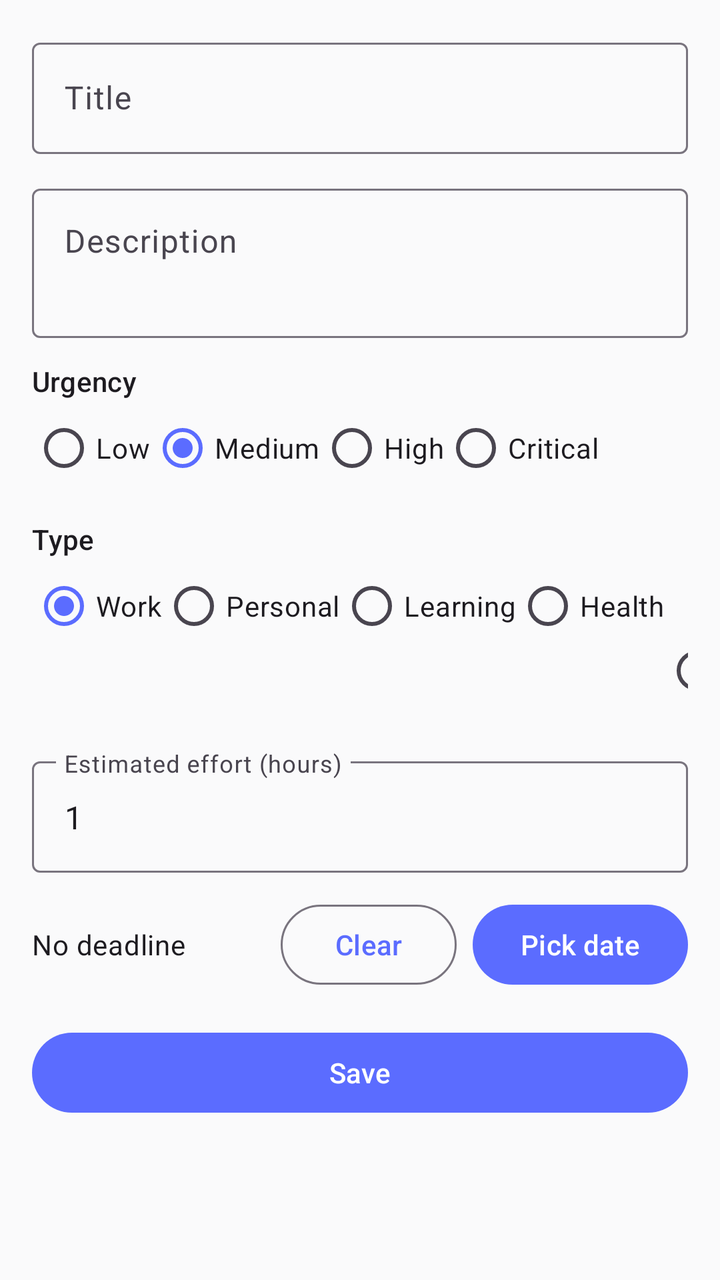
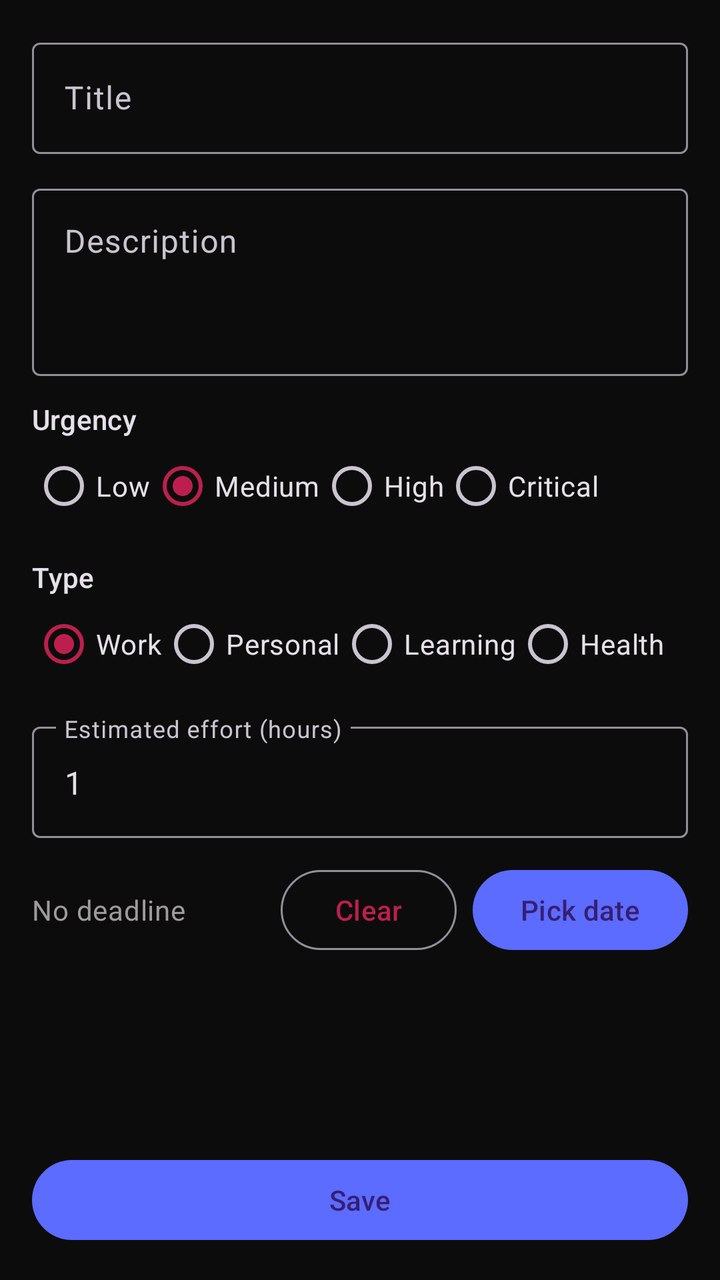

The first picture is an Android layout as it rendered before a commit; the second is the same layout after the commit. The layout source and the unified diff follow.
<!-- AndroidManifest.xml: application theme Theme.FirstBrain -->
<!-- res/layout/fragment_add_edit_task.xml -->
<?xml version="1.0" encoding="utf-8"?>
<ScrollView xmlns:android="http://schemas.android.com/apk/res/android"
    xmlns:app="http://schemas.android.com/apk/res-auto"
    android:layout_width="match_parent"
    android:layout_height="match_parent"
    android:fillViewport="true">

    <LinearLayout
        android:layout_width="match_parent"
        android:layout_height="wrap_content"
        android:orientation="vertical"
        android:padding="@dimen/spacing_lg">

        <com.google.android.material.textfield.TextInputLayout
            android:layout_width="match_parent"
            android:layout_height="wrap_content"
            android:hint="@string/field_title">
            <com.google.android.material.textfield.TextInputEditText
                android:id="@+id/titleInput"
                android:layout_width="match_parent"
                android:layout_height="wrap_content"
                android:inputType="textCapSentences" />
        </com.google.android.material.textfield.TextInputLayout>

        <com.google.android.material.textfield.TextInputLayout
            android:layout_width="match_parent"
            android:layout_height="wrap_content"
            android:layout_marginTop="@dimen/spacing_md"
            android:hint="@string/field_description">
            <com.google.android.material.textfield.TextInputEditText
                android:id="@+id/descInput"
                android:layout_width="match_parent"
                android:layout_height="wrap_content"
                android:inputType="textMultiLine|textCapSentences"
                android:minLines="2"
                android:gravity="top" />
        </com.google.android.material.textfield.TextInputLayout>

        <TextView
            android:layout_width="wrap_content"
            android:layout_height="wrap_content"
            android:layout_marginTop="@dimen/spacing_md"
            android:text="@string/field_urgency"
            android:textAppearance="?attr/textAppearanceLabelLarge" />

        <RadioGroup
            android:id="@+id/urgencyGroup"
            android:layout_width="match_parent"
            android:layout_height="wrap_content"
            android:orientation="horizontal">
            <RadioButton android:id="@+id/urgencyLow" android:layout_width="wrap_content" android:layout_height="wrap_content" android:text="@string/urgency_low" />
            <RadioButton android:id="@+id/urgencyMedium" android:layout_width="wrap_content" android:layout_height="wrap_content" android:checked="true" android:text="@string/urgency_medium" />
            <RadioButton android:id="@+id/urgencyHigh" android:layout_width="wrap_content" android:layout_height="wrap_content" android:text="@string/urgency_high" />
            <RadioButton android:id="@+id/urgencyCritical" android:layout_width="wrap_content" android:layout_height="wrap_content" android:text="@string/urgency_critical" />
        </RadioGroup>

        <TextView
            android:layout_width="wrap_content"
            android:layout_height="wrap_content"
            android:layout_marginTop="@dimen/spacing_md"
            android:text="@string/field_type"
            android:textAppearance="?attr/textAppearanceLabelLarge" />

        <RadioGroup
            android:id="@+id/typeGroup"
            android:layout_width="match_parent"
            android:layout_height="wrap_content"
            android:orientation="horizontal">
            <RadioButton android:id="@+id/typeWork" android:layout_width="wrap_content" android:layout_height="wrap_content" android:checked="true" android:text="@string/type_work" />
            <RadioButton android:id="@+id/typePersonal" android:layout_width="wrap_content" android:layout_height="wrap_content" android:text="@string/type_personal" />
            <RadioButton android:id="@+id/typeLearning" android:layout_width="wrap_content" android:layout_height="wrap_content" android:text="@string/type_learning" />
            <RadioButton android:id="@+id/typeHealth" android:layout_width="wrap_content" android:layout_height="wrap_content" android:text="@string/type_health" />
            <RadioButton android:id="@+id/typeOther" android:layout_width="wrap_content" android:layout_height="wrap_content" android:text="@string/type_other" />
        </RadioGroup>

        <com.google.android.material.textfield.TextInputLayout
            android:layout_width="match_parent"
            android:layout_height="wrap_content"
            android:layout_marginTop="@dimen/spacing_md"
            android:hint="@string/field_effort">
            <com.google.android.material.textfield.TextInputEditText
                android:id="@+id/effortInput"
                android:layout_width="match_parent"
                android:layout_height="wrap_content"
                android:inputType="number"
                android:text="@string/default_effort" />
        </com.google.android.material.textfield.TextInputLayout>

        <LinearLayout
            android:layout_width="match_parent"
            android:layout_height="wrap_content"
            android:layout_marginTop="@dimen/spacing_md"
            android:gravity="center_vertical"
            android:orientation="horizontal">

            <TextView
                android:id="@+id/deadlineLabel"
                android:layout_width="0dp"
                android:layout_height="wrap_content"
                android:layout_weight="1"
                android:text="@string/no_deadline"
                android:textAppearance="?attr/textAppearanceBodyMedium" />

            <com.google.android.material.button.MaterialButton
                android:id="@+id/clearDeadlineBtn"
                style="?attr/materialButtonOutlinedStyle"
                android:layout_width="wrap_content"
                android:layout_height="wrap_content"
                android:layout_marginEnd="@dimen/spacing_sm"
                android:text="@string/action_clear" />

            <com.google.android.material.button.MaterialButton
                android:id="@+id/deadlineBtn"
                android:layout_width="wrap_content"
                android:layout_height="wrap_content"
                android:text="@string/action_pick_deadline" />
        </LinearLayout>

        <com.google.android.material.button.MaterialButton
            android:id="@+id/saveBtn"
            android:layout_width="match_parent"
            android:layout_height="wrap_content"
            android:layout_marginTop="@dimen/spacing_lg"
            android:text="@string/action_save" />
    </LinearLayout>
</ScrollView>
<!-- resources referenced by this layout -->
<resources>
  <dimen name="spacing_lg">16dp</dimen>
  <dimen name="spacing_md">12dp</dimen>
  <dimen name="spacing_sm">8dp</dimen>
  <string name="action_clear">Clear</string>
  <string name="action_pick_deadline">Pick date</string>
  <string name="action_save">Save</string>
  <string name="default_effort">1</string>
  <string name="field_description">Description</string>
  <string name="field_effort">Estimated effort (hours)</string>
  <string name="field_title">Title</string>
  <string name="field_type">Type</string>
  <string name="field_urgency">Urgency</string>
  <string name="no_deadline">No deadline</string>
  <string name="type_health">Health</string>
  <string name="type_learning">Learning</string>
  <string name="type_other">Other</string>
  <string name="type_personal">Personal</string>
  <string name="type_work">Work</string>
  <string name="urgency_critical">Critical</string>
  <string name="urgency_high">High</string>
  <string name="urgency_low">Low</string>
  <string name="urgency_medium">Medium</string>
  <style name="Theme.FirstBrain" parent="Theme.Material3.DayNight.NoActionBar">
          <item name="colorPrimary">@color/primary</item>
          <item name="colorPrimaryDark">@color/primary_dark</item>
          <item name="colorSecondary">@color/accent</item>
          <item name="colorError">@color/error</item>
          <item name="android:colorBackground">@color/background</item>
          <item name="colorSurface">@color/surface</item>
          <item name="android:statusBarColor" tools:targetApi="l">?attr/colorPrimary</item>
      </style>
  <color name="primary">#5B6CFF</color>
  <color name="primary_dark">#3A4ACC</color>
  <color name="accent">#FF8A5B</color>
  <color name="error">#E14B4B</color>
  <color name="background">#FAFAFB</color>
  <color name="surface">#FFFFFF</color>
</resources>

<!-- the commit's change to res/layout/fragment_add_edit_task.xml (unified diff, before → after) -->
@@ -1,126 +1,146 @@
 <?xml version="1.0" encoding="utf-8"?>
-<ScrollView xmlns:android="http://schemas.android.com/apk/res/android"
+<androidx.constraintlayout.widget.ConstraintLayout xmlns:android="http://schemas.android.com/apk/res/android"
     xmlns:app="http://schemas.android.com/apk/res-auto"
     android:layout_width="match_parent"
     android:layout_height="match_parent"
-    android:fillViewport="true">
+    android:background="@color/background">
 
-    <LinearLayout
-        android:layout_width="match_parent"
-        android:layout_height="wrap_content"
-        android:orientation="vertical"
-        android:padding="@dimen/spacing_lg">
-
-        <com.google.android.material.textfield.TextInputLayout
-            android:layout_width="match_parent"
-            android:layout_height="wrap_content"
-            android:hint="@string/field_title">
-            <com.google.android.material.textfield.TextInputEditText
-                android:id="@+id/titleInput"
-                android:layout_width="match_parent"
-                android:layout_height="wrap_content"
-                android:inputType="textCapSentences" />
-        </com.google.android.material.textfield.TextInputLayout>
-
-        <com.google.android.material.textfield.TextInputLayout
-            android:layout_width="match_parent"
-            android:layout_height="wrap_content"
-            android:layout_marginTop="@dimen/spacing_md"
-            android:hint="@string/field_description">
-            <com.google.android.material.textfield.TextInputEditText
-                android:id="@+id/descInput"
-                android:layout_width="match_parent"
-                android:layout_height="wrap_content"
-                android:inputType="textMultiLine|textCapSentences"
-                android:minLines="2"
-                android:gravity="top" />
-        </com.google.android.material.textfield.TextInputLayout>
-
-        <TextView
-            android:layout_width="wrap_content"
-            android:layout_height="wrap_content"
-            android:layout_marginTop="@dimen/spacing_md"
-            android:text="@string/field_urgency"
-            android:textAppearance="?attr/textAppearanceLabelLarge" />
-
-        <RadioGroup
-            android:id="@+id/urgencyGroup"
-            android:layout_width="match_parent"
-            android:layout_height="wrap_content"
-            android:orientation="horizontal">
-            <RadioButton android:id="@+id/urgencyLow" android:layout_width="wrap_content" android:layout_height="wrap_content" android:text="@string/urgency_low" />
-            <RadioButton android:id="@+id/urgencyMedium" android:layout_width="wrap_content" android:layout_height="wrap_content" android:checked="true" android:text="@string/urgency_medium" />
-            <RadioButton android:id="@+id/urgencyHigh" android:layout_width="wrap_content" android:layout_height="wrap_content" android:text="@string/urgency_high" />
-            <RadioButton android:id="@+id/urgencyCritical" android:layout_width="wrap_content" android:layout_height="wrap_content" android:text="@string/urgency_critical" />
-        </RadioGroup>
-
-        <TextView
-            android:layout_width="wrap_content"
-            android:layout_height="wrap_content"
-            android:layout_marginTop="@dimen/spacing_md"
-            android:text="@string/field_type"
-            android:textAppearance="?attr/textAppearanceLabelLarge" />
-
-        <RadioGroup
-            android:id="@+id/typeGroup"
-            android:layout_width="match_parent"
-            android:layout_height="wrap_content"
-            android:orientation="horizontal">
-            <RadioButton android:id="@+id/typeWork" android:layout_width="wrap_content" android:layout_height="wrap_content" android:checked="true" android:text="@string/type_work" />
-            <RadioButton android:id="@+id/typePersonal" android:layout_width="wrap_content" android:layout_height="wrap_content" android:text="@string/type_personal" />
-            <RadioButton android:id="@+id/typeLearning" android:layout_width="wrap_content" android:layout_height="wrap_content" android:text="@string/type_learning" />
-            <RadioButton android:id="@+id/typeHealth" android:layout_width="wrap_content" android:layout_height="wrap_content" android:text="@string/type_health" />
-            <RadioButton android:id="@+id/typeOther" android:layout_width="wrap_content" android:layout_height="wrap_content" android:text="@string/type_other" />
-        </RadioGroup>
-
-        <com.google.android.material.textfield.TextInputLayout
-            android:layout_width="match_parent"
-            android:layout_height="wrap_content"
-            android:layout_marginTop="@dimen/spacing_md"
-            android:hint="@string/field_effort">
-            <com.google.android.material.textfield.TextInputEditText
-                android:id="@+id/effortInput"
-                android:layout_width="match_parent"
-                android:layout_height="wrap_content"
-                android:inputType="number"
-                android:text="@string/default_effort" />
-        </com.google.android.material.textfield.TextInputLayout>
+    <ScrollView
+        android:layout_width="0dp"
+        android:layout_height="0dp"
+        android:fillViewport="true"
+        app:layout_constraintBottom_toTopOf="@id/saveBtn"
+        app:layout_constraintEnd_toEndOf="parent"
+        app:layout_constraintStart_toStartOf="parent"
+        app:layout_constraintTop_toTopOf="parent">
 
         <LinearLayout
             android:layout_width="match_parent"
             android:layout_height="wrap_content"
-            android:layout_marginTop="@dimen/spacing_md"
-            android:gravity="center_vertical"
-            android:orientation="horizontal">
+            android:orientation="vertical"
+            android:padding="@dimen/spacing_lg">
+
+            <com.google.android.material.textfield.TextInputLayout
+                android:layout_width="match_parent"
+                android:layout_height="wrap_content"
+                style="@style/Widget.Material3.TextInputLayout.OutlinedBox"
+                android:hint="@string/field_title">
+                <com.google.android.material.textfield.TextInputEditText
+                    android:id="@+id/titleInput"
+                    android:layout_width="match_parent"
+                    android:layout_height="wrap_content"
+                    android:inputType="textCapSentences" />
+            </com.google.android.material.textfield.TextInputLayout>
+
+            <com.google.android.material.textfield.TextInputLayout
+                android:layout_width="match_parent"
+                android:layout_height="wrap_content"
+                android:layout_marginTop="@dimen/spacing_md"
+                style="@style/Widget.Material3.TextInputLayout.OutlinedBox"
+                android:hint="@string/field_description">
+                <com.google.android.material.textfield.TextInputEditText
+                    android:id="@+id/descInput"
+                    android:layout_width="match_parent"
+                    android:layout_height="wrap_content"
+                    android:inputType="textMultiLine|textCapSentences"
+                    android:minLines="3"
+                    android:gravity="top" />
+            </com.google.android.material.textfield.TextInputLayout>
 
             <TextView
-                android:id="@+id/deadlineLabel"
-                android:layout_width="0dp"
-                android:layout_height="wrap_content"
-                android:layout_weight="1"
-                android:text="@string/no_deadline"
-                android:textAppearance="?attr/textAppearanceBodyMedium" />
-
-            <com.google.android.material.button.MaterialButton
-                android:id="@+id/clearDeadlineBtn"
-                style="?attr/materialButtonOutlinedStyle"
                 android:layout_width="wrap_content"
                 android:layout_height="wrap_content"
-                android:layout_marginEnd="@dimen/spacing_sm"
-                android:text="@string/action_clear" />
+                android:layout_marginTop="@dimen/spacing_md"
+                android:text="@string/field_urgency"
+                android:textAppearance="?attr/textAppearanceLabelLarge" />
 
-            <com.google.android.material.button.MaterialButton
-                android:id="@+id/deadlineBtn"
+            <RadioGroup
+                android:id="@+id/urgencyGroup"
+                android:layout_width="match_parent"
+                android:layout_height="wrap_content"
+                android:orientation="horizontal">
+                <RadioButton android:id="@+id/urgencyLow" android:layout_width="wrap_content" android:layout_height="wrap_content" android:text="@string/urgency_low" />
+                <RadioButton android:id="@+id/urgencyMedium" android:layout_width="wrap_content" android:layout_height="wrap_content" android:checked="true" android:text="@string/urgency_medium" />
+                <RadioButton android:id="@+id/urgencyHigh" android:layout_width="wrap_content" android:layout_height="wrap_content" android:text="@string/urgency_high" />
+                <RadioButton android:id="@+id/urgencyCritical" android:layout_width="wrap_content" android:layout_height="wrap_content" android:text="@string/urgency_critical" />
+            </RadioGroup>
+
+            <TextView
                 android:layout_width="wrap_content"
                 android:layout_height="wrap_content"
-                android:text="@string/action_pick_deadline" />
+                android:layout_marginTop="@dimen/spacing_md"
+                android:text="@string/field_type"
+                android:textAppearance="?attr/textAppearanceLabelLarge" />
+
+            <RadioGroup
+                android:id="@+id/typeGroup"
+                android:layout_width="match_parent"
+                android:layout_height="wrap_content"
+                android:orientation="horizontal">
+                <RadioButton android:id="@+id/typeWork" android:layout_width="wrap_content" android:layout_height="wrap_content" android:checked="true" android:text="@string/type_work" />
+                <RadioButton android:id="@+id/typePersonal" android:layout_width="wrap_content" android:layout_height="wrap_content" android:text="@string/type_personal" />
+                <RadioButton android:id="@+id/typeLearning" android:layout_width="wrap_content" android:layout_height="wrap_content" android:text="@string/type_learning" />
+                <RadioButton android:id="@+id/typeHealth" android:layout_width="wrap_content" android:layout_height="wrap_content" android:text="@string/type_health" />
+            </RadioGroup>
+
+            <com.google.android.material.textfield.TextInputLayout
+                android:layout_width="match_parent"
+                android:layout_height="wrap_content"
+                android:layout_marginTop="@dimen/spacing_md"
+                style="@style/Widget.Material3.TextInputLayout.OutlinedBox"
+                android:hint="@string/field_effort">
+                <com.google.android.material.textfield.TextInputEditText
+                    android:id="@+id/effortInput"
+                    android:layout_width="match_parent"
+                    android:layout_height="wrap_content"
+                    android:inputType="number"
+                    android:text="@string/default_effort" />
+            </com.google.android.material.textfield.TextInputLayout>
+
+            <LinearLayout
+                android:layout_width="match_parent"
+                android:layout_height="wrap_content"
+                android:layout_marginTop="@dimen/spacing_md"
+                android:gravity="center_vertical"
+                android:orientation="horizontal">
+
+                <TextView
+                    android:id="@+id/deadlineLabel"
+                    android:layout_width="0dp"
+                    android:layout_height="wrap_content"
+                    android:layout_weight="1"
+                    android:text="@string/no_deadline"
+                    android:textAppearance="?attr/textAppearanceBodyMedium" />
+
+                <com.google.android.material.button.MaterialButton
+                    android:id="@+id/clearDeadlineBtn"
+                    style="@style/Widget.Material3.Button.OutlinedButton"
+                    android:layout_width="wrap_content"
+                    android:layout_height="wrap_content"
+                    android:layout_marginEnd="@dimen/spacing_sm"
+                    android:text="@string/action_clear" />
+
+                <com.google.android.material.button.MaterialButton
+                    android:id="@+id/deadlineBtn"
+                    android:layout_width="wrap_content"
+                    android:layout_height="wrap_content"
+                    android:text="@string/action_pick_deadline"
+                    app:backgroundTint="@color/button_blue" />
+            </LinearLayout>
+
         </LinearLayout>
+    </ScrollView>
 
-        <com.google.android.material.button.MaterialButton
-            android:id="@+id/saveBtn"
-            android:layout_width="match_parent"
-            android:layout_height="wrap_content"
-            android:layout_marginTop="@dimen/spacing_lg"
-            android:text="@string/action_save" />
-    </LinearLayout>
-</ScrollView>
+    <com.google.android.material.button.MaterialButton
+        android:id="@+id/saveBtn"
+        android:layout_width="0dp"
+        android:layout_height="wrap_content"
+        android:layout_margin="@dimen/spacing_lg"
+        android:text="@string/action_save"
+        app:backgroundTint="@color/button_blue"
+        app:cornerRadius="24dp"
+        app:layout_constraintBottom_toBottomOf="parent"
+        app:layout_constraintEnd_toEndOf="parent"
+        app:layout_constraintStart_toStartOf="parent" />
+
+</androidx.constraintlayout.widget.ConstraintLayout>
<!-- resource entries referenced after the edit -->
@@ -15,27 +15,41 @@
   <string name="no_deadline">No deadline</string>
   <string name="type_health">Health</string>
   <string name="type_learning">Learning</string>
-  <string name="type_other">Other</string>
   <string name="type_personal">Personal</string>
   <string name="type_work">Work</string>
   <string name="urgency_critical">Critical</string>
   <string name="urgency_high">High</string>
   <string name="urgency_low">Low</string>
   <string name="urgency_medium">Medium</string>
-  <style name="Theme.FirstBrain" parent="Theme.Material3.DayNight.NoActionBar">
+  <style name="Theme.FirstBrain" parent="Theme.Material3.Dark.NoActionBar">
           <item name="colorPrimary">@color/primary</item>
           <item name="colorPrimaryDark">@color/primary_dark</item>
           <item name="colorSecondary">@color/accent</item>
           <item name="colorError">@color/error</item>
           <item name="android:colorBackground">@color/background</item>
           <item name="colorSurface">@color/surface</item>
-          <item name="android:statusBarColor" tools:targetApi="l">?attr/colorPrimary</item>
+          <item name="android:statusBarColor">@color/background</item>
+          <item name="android:navigationBarColor">@color/background</item>
+          <item name="android:windowLayoutInDisplayCutoutMode">never</item>
+  
+          <item name="textAppearanceTitleLarge">@style/TextAppearance.App.TitleLarge</item>
+          <item name="textAppearanceBodyMedium">@style/TextAppearance.App.BodyMedium</item>
       </style>
-  <color name="primary">#5B6CFF</color>
-  <color name="primary_dark">#3A4ACC</color>
-  <color name="accent">#FF8A5B</color>
+  <color name="primary">#BC1F4E</color>
+  <color name="primary_dark">#8B1739</color>
+  <color name="accent">#BC1F4E</color>
   <color name="error">#E14B4B</color>
-  <color name="background">#FAFAFB</color>
-  <color name="surface">#FFFFFF</color>
+  <color name="background">#0D0C0C</color>
+  <color name="button_blue">#5B6CFF</color>
+  <color name="surface">#1A1818</color>
+  <style name="TextAppearance.App.TitleLarge" parent="TextAppearance.Material3.TitleLarge">
+          <item name="android:textColor">@color/text_primary</item>
+          <item name="android:textStyle">bold</item>
+      </style>
+  <style name="TextAppearance.App.BodyMedium" parent="TextAppearance.Material3.BodyMedium">
+          <item name="android:textColor">@color/text_secondary</item>
+      </style>
+  <color name="text_primary">#FFFFFF</color>
+  <color name="text_secondary">#A09B9B</color>
 </resources>
 
